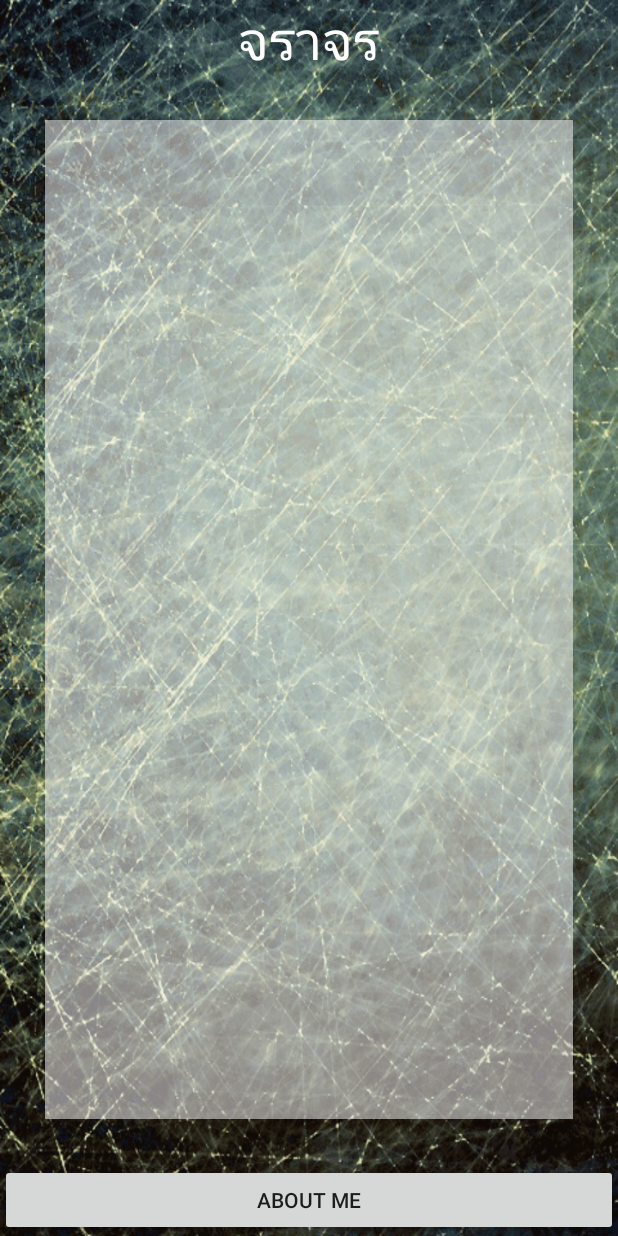
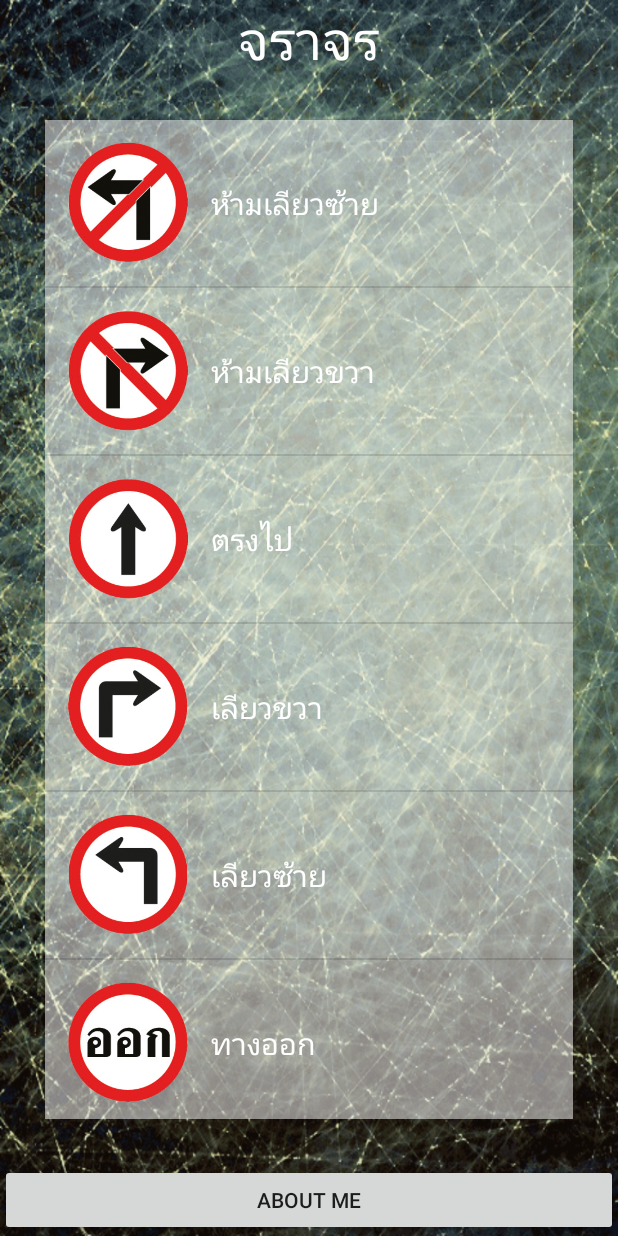
Before and after one commit to masterUNG/BU_Traffic, an Android app: the screen it shows after launch (MainActivity), on a phone screen of 412 x 824 dp. Run offline under Robolectric (Android 15) with nearby library versions, the phone set to English and light mode, and no system bars.

Commit message:
ListView Finish

```diff
--- a/app/src/main/AndroidManifest.xml
+++ b/app/src/main/AndroidManifest.xml
@@ -15,6 +15,7 @@
                 <category android:name="android.intent.category.LAUNCHER" />
             </intent-filter>
         </activity>
+        <activity android:name=".DetailActivity"></activity>
     </application>
 
 </manifest>
--- a/app/src/main/java/appewtc/masterung/butraffic/MainActivity.java
+++ b/app/src/main/java/appewtc/masterung/butraffic/MainActivity.java
@@ -27,7 +27,48 @@
         //Button Controller
         buttonController();
 
+        //Create ListView
+        createListview();
+
     }   // Main Method
+
+    private void createListview() {
+
+        //Setup Array
+        String[] strTitle = new String[20];
+        strTitle[0] = "ห้ามเลียวซ้าย";
+        strTitle[1] = "ห้ามเลียวขวา";
+        strTitle[2] = "ตรงไป";
+        strTitle[3] = "เลียวขวา";
+        strTitle[4] = "เลียวซ้าย";
+        strTitle[5] = "ทางออก";
+        strTitle[6] = "ทางเข้า";
+        strTitle[7] = "ทางออก";
+        strTitle[8] = "หยุด";
+        strTitle[9] = "จำกัดความสูง";
+        strTitle[10] = "ทางแยก";
+        strTitle[11] = "ห้ามกลับรถ";
+        strTitle[12] = "ห้ามจอด";
+        strTitle[13] = "รถสวน";
+        strTitle[14] = "ห้ามแซง";
+        strTitle[15] = "ทางเข้า";
+        strTitle[16] = "หยุดตรวจ";
+        strTitle[17] = "จำกัดความเร็ว";
+        strTitle[18] = "จำกัดความกว้าง";
+        strTitle[19] = "จำกัดความสูง";
+
+        int[] intIcon = {R.drawable.traffic_01, R.drawable.traffic_02,
+                R.drawable.traffic_03, R.drawable.traffic_04, R.drawable.traffic_05,
+                R.drawable.traffic_06, R.drawable.traffic_07, R.drawable.traffic_08,
+                R.drawable.traffic_09, R.drawable.traffic_10, R.drawable.traffic_11,
+                R.drawable.traffic_12, R.drawable.traffic_13, R.drawable.traffic_14,
+                R.drawable.traffic_15, R.drawable.traffic_16, R.drawable.traffic_17,
+                R.drawable.traffic_18, R.drawable.traffic_19, R.drawable.traffic_20};
+
+        MyAdapter objMyAdapter = new MyAdapter(MainActivity.this, strTitle, intIcon);
+        trafficListView.setAdapter(objMyAdapter);
+
+    }   // createListview
 
     private void buttonController() {
         aboutMeButton.setOnClickListener(new View.OnClickListener() {
--- a/app/src/main/java/appewtc/masterung/butraffic/MyAdapter.java
+++ b/app/src/main/java/appewtc/masterung/butraffic/MyAdapter.java
@@ -1,9 +1,12 @@
 package appewtc.masterung.butraffic;
 
 import android.content.Context;
+import android.view.LayoutInflater;
 import android.view.View;
 import android.view.ViewGroup;
 import android.widget.BaseAdapter;
+import android.widget.ImageView;
+import android.widget.TextView;
 
 /**
  * Created by masterUNG on 11/14/15 AD.
@@ -23,7 +26,7 @@
 
     @Override
     public int getCount() {
-        return 0;
+        return titleStrings.length;
     }
 
     @Override
@@ -38,6 +41,18 @@
 
     @Override
     public View getView(int i, View view, ViewGroup viewGroup) {
-        return null;
+
+        LayoutInflater objLayoutInflater = (LayoutInflater) objContext.getSystemService(Context.LAYOUT_INFLATER_SERVICE);
+        View objView1 = objLayoutInflater.inflate(R.layout.my_listview, viewGroup, false);
+
+        //Setup Title
+        TextView titleTextView = (TextView) objView1.findViewById(R.id.textView2);
+        titleTextView.setText(titleStrings[i]);
+
+        //Setup Icon
+        ImageView iconImageView = (ImageView) objView1.findViewById(R.id.imageView);
+        iconImageView.setImageResource(iconInts[i]);
+
+        return objView1;
     }
 }   // Main Class
--- a/app/src/main/res/layout/my_listview.xml
+++ b/app/src/main/res/layout/my_listview.xml
@@ -14,7 +14,7 @@
         android:layout_height="wrap_content"
         android:text="New Text"
         android:id="@+id/textView2"
-        android:textSize="@dimen/h1"
+        android:textSize="@dimen/h2"
         android:layout_gravity="center_vertical"
         android:textColor="@color/text" />
 </LinearLayout>
```
Also changed, not shown: app/src/main/java/appewtc/masterung/butraffic/DetailActivity.java (added, +13 -0 lines), app/src/main/res/layout/activity_detail.xml (added, +20 -0 lines).
